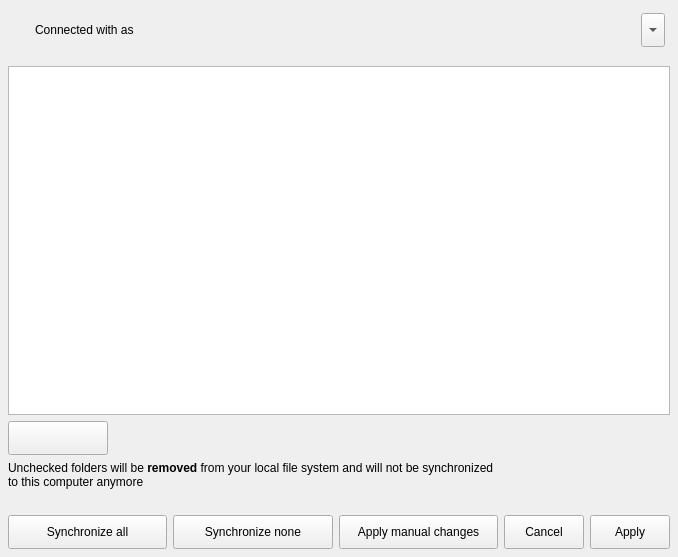
The window that src/gui/accountsettings.ui (CSG-Development/owncloud-client) describes before a commit, drawn with Qt 5.
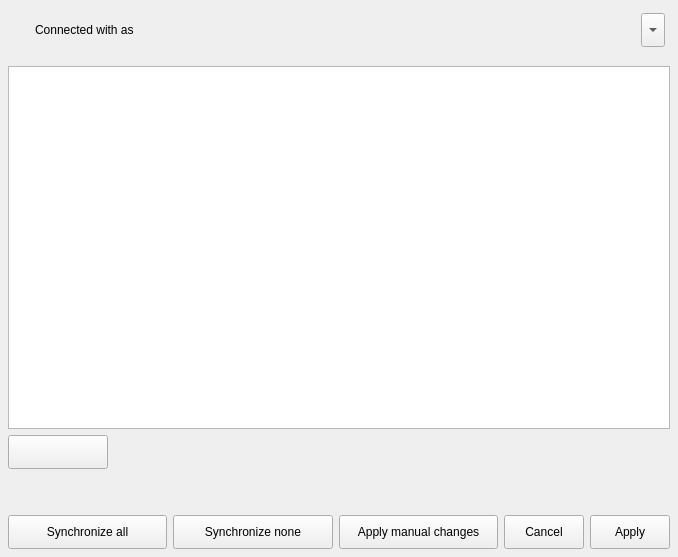
The same window after the commit. Custom widgets are drawn as their Qt base class.

Commit message: [HCNOVEO-1515] Fix text when the user check or uncheck the folder for synchronisation

```diff
--- a/src/gui/accountsettings.ui
+++ b/src/gui/accountsettings.ui
@@ -245,7 +245,7 @@
                </sizepolicy>
               </property>
               <property name="text">
-               <string>Unchecked folders will be &lt;b&gt;removed&lt;/b&gt; from your local file system and will not be synchronized to this computer anymore</string>
+               <string/>
               </property>
               <property name="textFormat">
                <enum>Qt::TextFormat::RichText</enum>
```
The commit also changes 3 other files.
